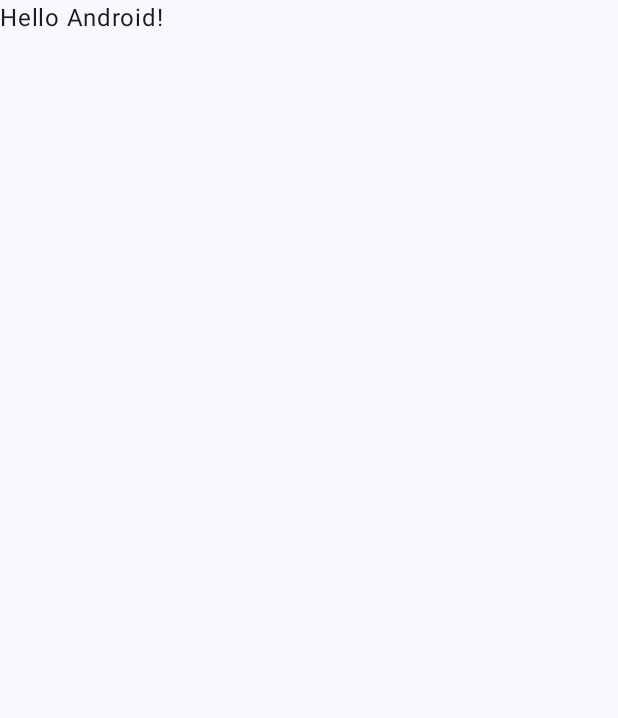
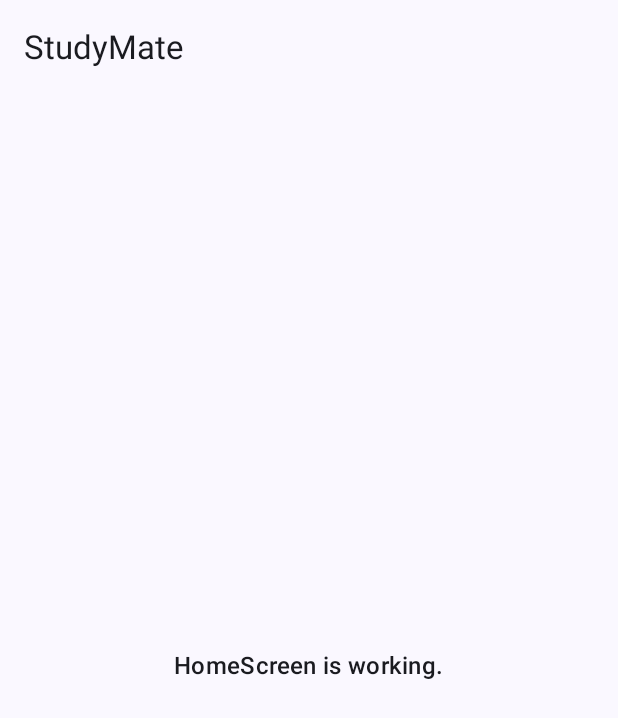
Before and after one commit to AdrienG0/AndroidDev, an Android app built with Jetpack Compose: the screen it shows after launch (MainActivity), on a phone screen of 412 x 824 dp. Before the commit the part shown is almost empty. Shown: the top 718 px of the screen. Run offline under Robolectric (Android 15) with nearby library versions, the phone set to English and light mode, and no system bars.

Commit message:
Initialize application

```diff
--- a/app/build.gradle.kts
+++ b/app/build.gradle.kts
@@ -42,6 +42,7 @@ android {
 }
 
 dependencies {
+    implementation("androidx.navigation:navigation-compose:2.8.5")
     implementation(libs.androidx.core.ktx)
     implementation(libs.androidx.lifecycle.runtime.ktx)
     implementation(libs.androidx.activity.compose)
--- a/app/src/main/java/com/example/studymate_androiddevelopment/MainActivity.kt
+++ b/app/src/main/java/com/example/studymate_androiddevelopment/MainActivity.kt
@@ -19,12 +19,7 @@ class MainActivity : ComponentActivity() {
         enableEdgeToEdge()
         setContent {
             StudyMate_AndroidDevelopmentTheme {
-                Scaffold(modifier = Modifier.fillMaxSize()) { innerPadding ->
-                    Greeting(
-                        name = "Android",
-                        modifier = Modifier.padding(innerPadding)
-                    )
-                }
+                com.example.studymate_androiddevelopment.ui.navigation.AppNavGraph()
             }
         }
     }
--- /dev/null
+++ b/app/src/main/java/com/example/studymate_androiddevelopment/ui/navigation/AppNavGraph.kt
@@ -0,0 +1,25 @@
+package com.example.studymate_androiddevelopment.ui.navigation
+
+import androidx.compose.runtime.Composable
+import androidx.navigation.compose.NavHost
+import androidx.navigation.compose.composable
+import androidx.navigation.compose.rememberNavController
+import com.example.studymate_androiddevelopment.ui.screens.HomeScreen
+
+object Routes {
+    const val HOME = "home"
+}
+
+@Composable
+fun AppNavGraph() {
+    val navController = rememberNavController()
+
+    NavHost(
+        navController = navController,
+        startDestination = Routes.HOME
+    ) {
+        composable(Routes.HOME) {
+            HomeScreen()
+        }
+    }
+}
--- /dev/null
+++ b/app/src/main/java/com/example/studymate_androiddevelopment/ui/screens/HomeScreen.kt
@@ -0,0 +1,33 @@
+package com.example.studymate_androiddevelopment.ui.screens
+
+import androidx.compose.foundation.layout.*
+import androidx.compose.material3.*
+import androidx.compose.runtime.Composable
+import androidx.compose.ui.Alignment
+import androidx.compose.ui.Modifier
+import androidx.compose.ui.unit.dp
+
+@OptIn(ExperimentalMaterial3Api::class)
+@Composable
+fun HomeScreen() {
+    Scaffold(
+        topBar = {
+            TopAppBar(
+                title = { Text("StudyMate") }
+            )
+        }
+    ) { padding ->
+        Box(
+            modifier = Modifier
+                .fillMaxSize()
+                .padding(padding)
+                .padding(16.dp),
+            contentAlignment = Alignment.Center
+        ) {
+            Text(
+                text = "HomeScreen is working.",
+                style = MaterialTheme.typography.titleMedium
+            )
+        }
+    }
+}
```
